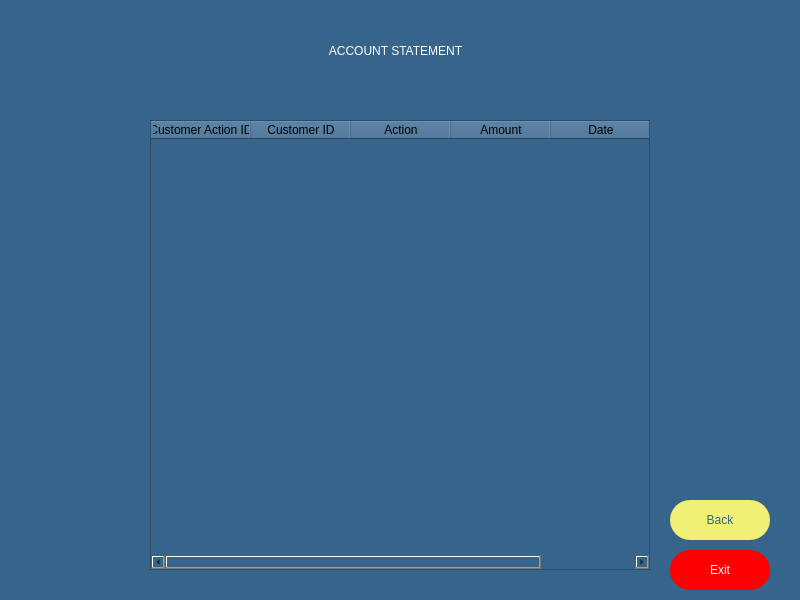
This is accountstatementpage.ui in melihorhanyilmaz/Project as Qt 5 draws it before an edit. The edited form follows.
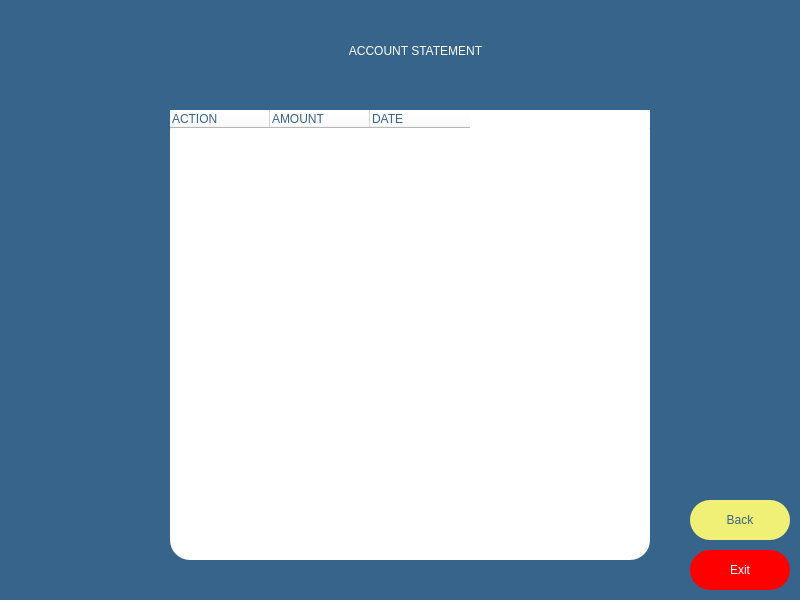
This is the edited form.

Commit message: Update by Melih

```diff
--- a/accountstatementpage.ui
+++ b/accountstatementpage.ui
@@ -19,45 +19,77 @@
   <widget class="QTableWidget" name="tableWidget">
    <property name="geometry">
     <rect>
-     <x>150</x>
-     <y>120</y>
-     <width>500</width>
+     <x>170</x>
+     <y>110</y>
+     <width>480</width>
      <height>450</height>
     </rect>
    </property>
    <property name="layoutDirection">
     <enum>Qt::LeftToRight</enum>
    </property>
+   <property name="styleSheet">
+    <string notr="true">color: rgb(54, 100, 139);
+background-color: rgb(255, 255, 255);
+font: 63 14pt &quot;Montserrat SemiBold&quot;;
+border-radius: 20 
+</string>
+   </property>
    <column>
     <property name="text">
-     <string>Customer Action ID</string>
+     <string>ACTION</string>
     </property>
-   </column>
-   <column>
-    <property name="text">
-     <string>Customer ID</string>
+    <property name="font">
+     <font>
+      <stylestrategy>PreferDefault</stylestrategy>
+     </font>
     </property>
-   </column>
-   <column>
-    <property name="text">
-     <string>Action</string>
+    <property name="textAlignment">
+     <set>AlignLeading|AlignVCenter</set>
     </property>
+    <property name="background">
+     <color>
+      <red>54</red>
+      <green>100</green>
+      <blue>139</blue>
+     </color>
+    </property>
    </column>
    <column>
     <property name="text">
-     <string>Amount</string>
+     <string>AMOUNT</string>
     </property>
+    <property name="textAlignment">
+     <set>AlignLeading|AlignVCenter</set>
+    </property>
+    <property name="background">
+     <color>
+      <red>54</red>
+      <green>100</green>
+      <blue>139</blue>
+     </color>
+    </property>
    </column>
    <column>
     <property name="text">
-     <string>Date</string>
+     <string>DATE</string>
+    </property>
+    <property name="textAlignment">
+     <set>AlignLeading|AlignVCenter</set>
+    </property>
+    <property name="background">
+     <color>
+      <red>54</red>
+      <green>100</green>
+      <blue>139</blue>
+     </color>
     </property>
    </column>
   </widget>
   <widget class="QLabel" name="la_baslik">
    <property name="geometry">
     <rect>
-     <x>90</x>
+     <x>110</x>
      <y>10</y>
      <width>611</width>
      <height>81</height>
@@ -77,7 +109,7 @@
   <widget class="QPushButton" name="B_exit">
    <property name="geometry">
     <rect>
-     <x>670</x>
+     <x>690</x>
      <y>550</y>
      <width>100</width>
      <height>40</height>
@@ -100,7 +132,7 @@
   <widget class="QPushButton" name="B_back">
    <property name="geometry">
     <rect>
-     <x>670</x>
+     <x>690</x>
      <y>500</y>
      <width>100</width>
      <height>40</height>
```
The commit also changes 1 other file.
